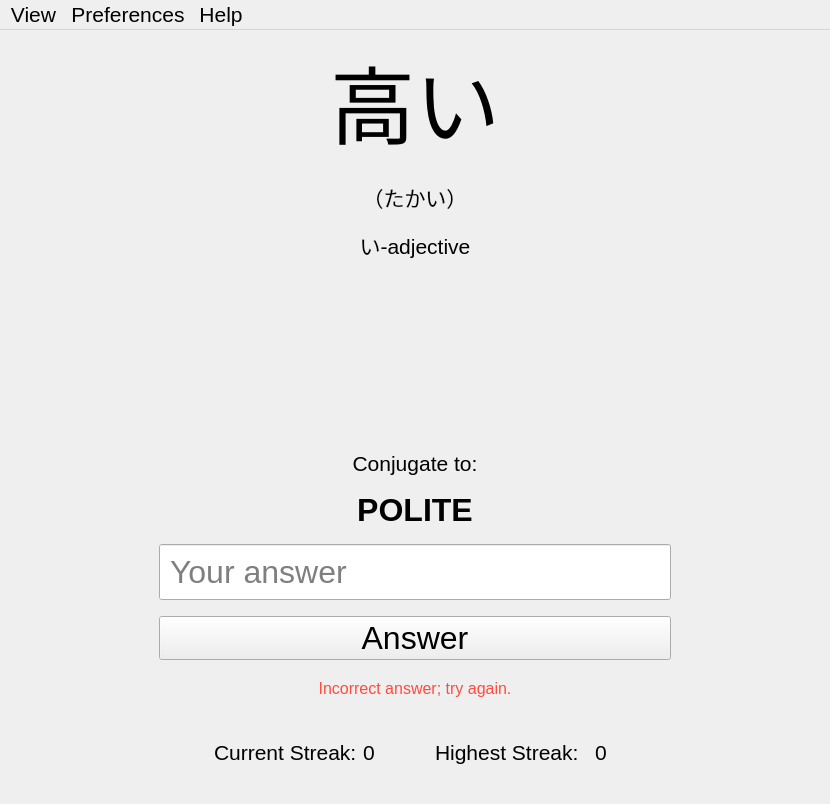
Old version of the form ui/kaeru.ui in the repository purewave0/kaeru.
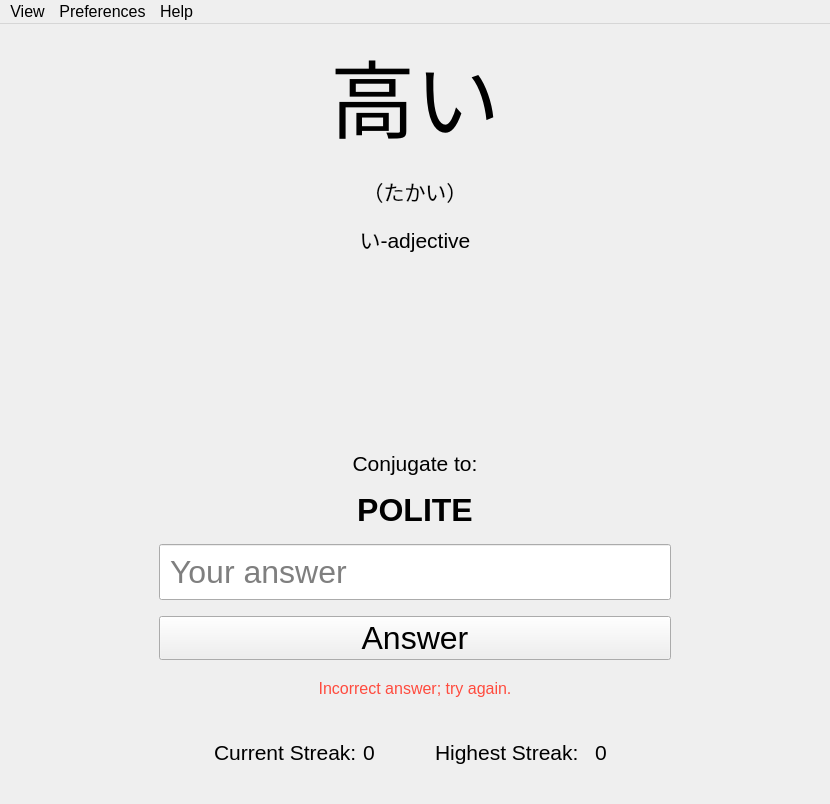
New version of the form. Icons and pictures are not drawn.

Commit message: feat(ui): reduce the menu bar's font size

Diff of the .ui file:
```diff
--- a/ui/kaeru.ui
+++ b/ui/kaeru.ui
@@ -379,9 +379,14 @@
      <x>0</x>
      <y>0</y>
      <width>830</width>
-     <height>31</height>
+     <height>25</height>
     </rect>
    </property>
+   <property name="font">
+    <font>
+     <pointsize>12</pointsize>
+    </font>
+   </property>
    <property name="defaultUp">
     <bool>false</bool>
    </property>
```
The commit also changes 1 other file.
